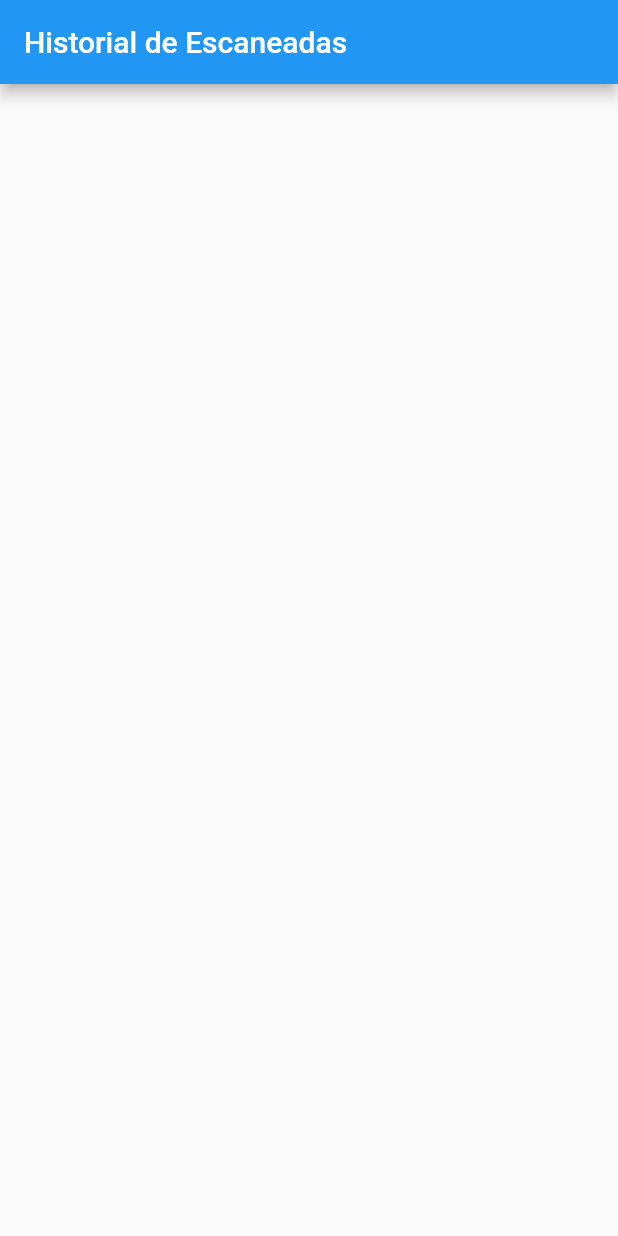
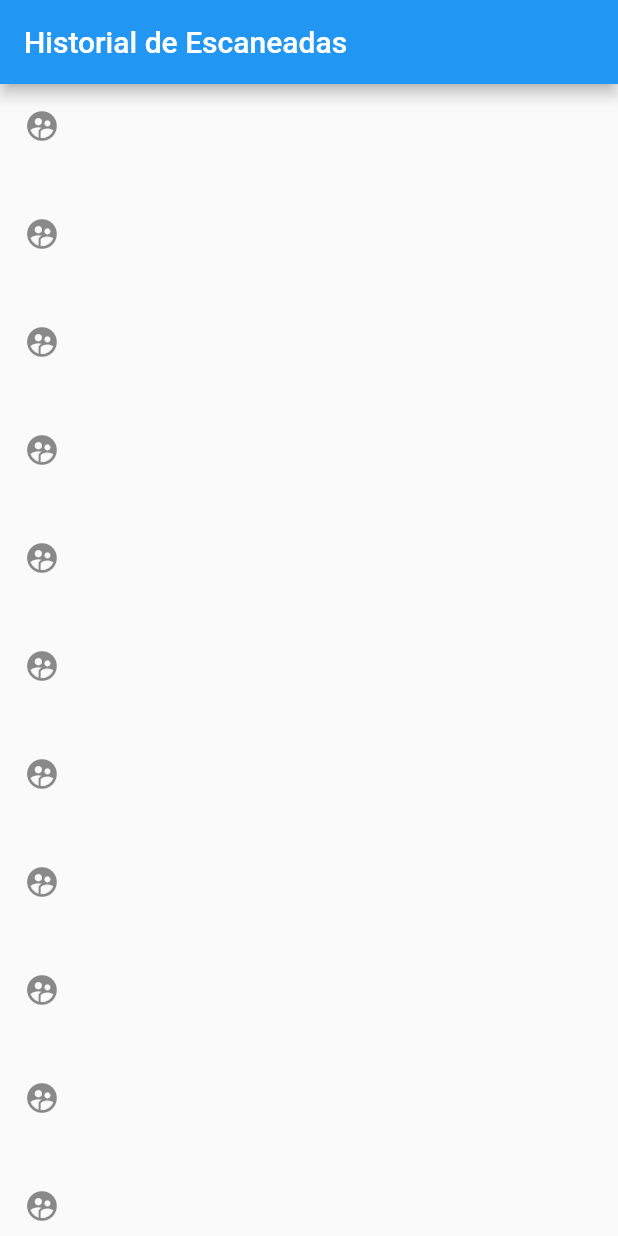
Before and after one commit to Pfmovil202130/pfmovil2021, a Flutter app: the screen it shows after launch, after a tap on "Historial", on a phone screen of 412 x 824 dp. Run offline on Flutter 3.47's test engine with Material 2 defaults, Android fonts, the phone set to English and light mode, and no system bars; our stand-ins replace camera, flutter_tts, image_gallery_saver, image_picker, permission_handler and 2 more; missing offline and left inert: dart:ffi, tflite.

```diff
--- a/object_detection-main/lib/historial/historial.dart
+++ b/object_detection-main/lib/historial/historial.dart
@@ -1,4 +1,5 @@
 import 'package:flutter/material.dart';
+import 'package:object_detection/main.dart';
 import 'package:object_detection/realtime/camera.dart';
 
 void main() => runApp(HistoryApp());
@@ -9,7 +10,7 @@ class HistoryApp extends StatelessWidget {
     return MaterialApp(
       home: Scaffold(
         appBar: AppBar(title: Text('Historial de Escaneadas')),
-        body: History(),
+        body: History(item('', '', '')),
       ),
     );
   }
@@ -17,10 +18,14 @@ class HistoryApp extends StatelessWidget {
 
 class History extends StatefulWidget {
   @override
-  _HistoryState createState() => _HistoryState();
+  item i;
+  History(this.i);
+  _HistoryState createState() => _HistoryState(i);
 }
 
 class _HistoryState extends State<History> {
+  item i;
+  _HistoryState(this.i);
   @override
   void initState() {
     super.initState();
@@ -31,12 +36,12 @@ class _HistoryState extends State<History> {
     return ListView.builder(
       itemBuilder: (context, index) {
         return ListTile(
-          title: Text(),
-          subtitle: Text(CameraFeed.history[index].descripcion),
+          title: Text(i.nombre),
+          subtitle: Text(i.descripcion),
           leading: Icon(Icons.supervised_user_circle),
         );
       },
-      itemCount: history.length,
+      itemCount: 100,
     );
   }
 }
```
